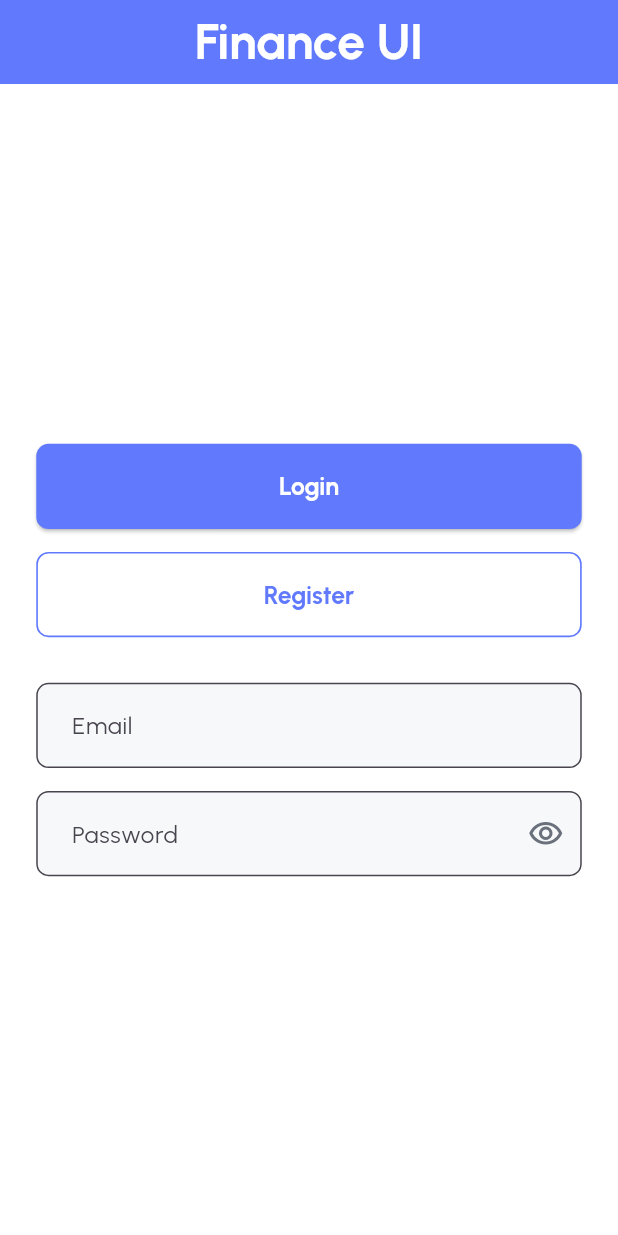
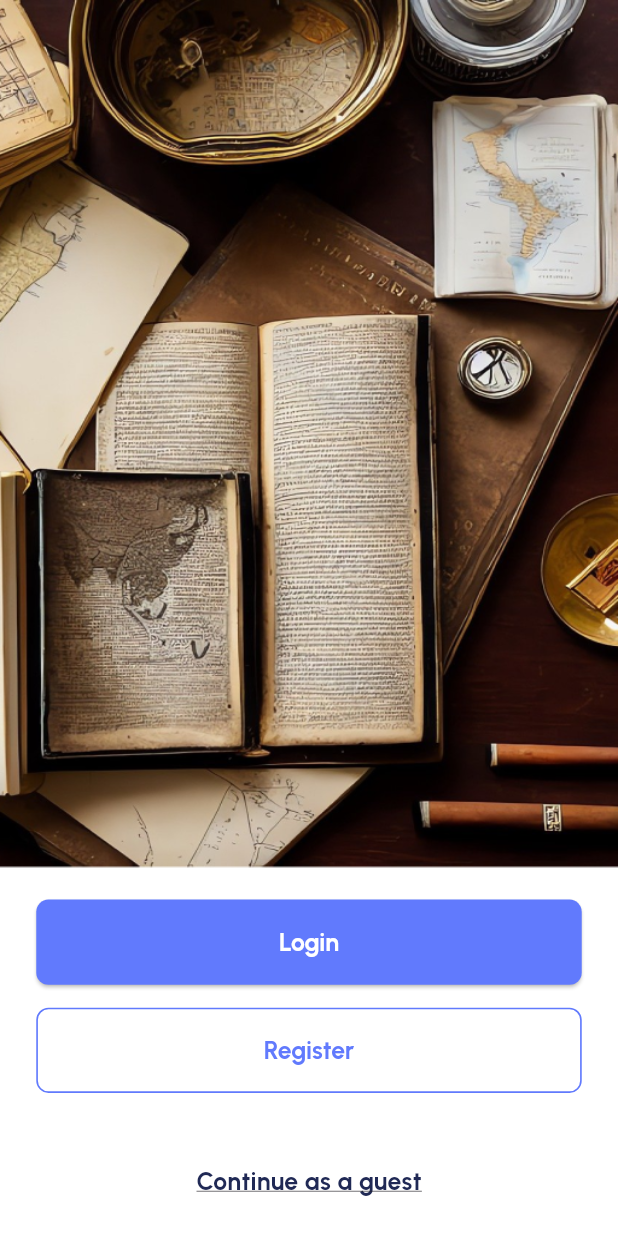
Before and after one commit to OmarAfifi-CSE/finance_app_ui, a Flutter app: the screen it shows after launch, on a phone screen of 412 x 824 dp. Run offline on Flutter 3.47's test engine with Material 3 defaults, Android fonts, the phone set to English and light mode, and no system bars; our stand-ins replace flutter_screenutil.

Commit message:
Create Onboarding Screen

```diff
--- /dev/null
+++ b/lib/core/features/screens/onboarding_screen.dart
@@ -0,0 +1,51 @@
+import 'package:finance_app_ui/core/widgets/primary_button_widget.dart';
+import 'package:finance_app_ui/core/widgets/primary_outlined_button_widget.dart';
+import 'package:flutter/material.dart';
+import 'package:flutter_screenutil/flutter_screenutil.dart';
+
+import '../../styling/app_assets.dart';
+import '../../styling/app_styles.dart';
+
+class OnboardingScreen extends StatelessWidget {
+  const OnboardingScreen({super.key});
+
+  @override
+  Widget build(BuildContext context) {
+    return Scaffold(
+      body: Center(
+        child: Column(
+          children: [
+            Image.asset(
+              AppAssets.onboardingImage,
+              width: 375.w,
+              height: 570.h,
+              fit: BoxFit.fill,
+            ),
+            SizedBox(height: 21.h),
+            PrimaryButtonWidget(buttonText: "Login", onPressed: () {}),
+            SizedBox(height: 15.h),
+            PrimaryOutlinedButtonWidget(
+              buttonText: "Register",
+              onPressed: () {},
+            ),
+            SizedBox(height: 46.h),
+            GestureDetector(
+              onTap: (){
+                // Handle guest login action
+              },
+              child: Text(
+                "Continue as a guest",
+                style: TextStyle(
+                  fontSize: 15.sp,
+                  fontWeight: FontWeight.w700,
+                  color: Color(0xff202955),
+                  decoration: TextDecoration.underline,
+                ),
+              ),
+            ),
+          ],
+        ),
+      ),
+    );
+  }
+}
--- /dev/null
+++ b/lib/core/styling/app_assets.dart
@@ -0,0 +1,5 @@
+
+class AppAssets {
+  static const String onboardingImage = 'assets/images/onboarding_image.png';
+
+}
--- a/lib/core/widgets/primary_button_widget.dart
+++ b/lib/core/widgets/primary_button_widget.dart
@@ -15,7 +15,7 @@ class PrimaryButtonWidget extends StatelessWidget {
 
   const PrimaryButtonWidget({
     super.key,
-    this.buttonText,
+    required this.buttonText,
     this.buttonColor,
     this.width,
     this.height,
--- a/lib/core/widgets/primary_outlined_button_widget.dart
+++ b/lib/core/widgets/primary_outlined_button_widget.dart
@@ -15,7 +15,7 @@ class PrimaryOutlinedButtonWidget extends StatelessWidget {
 
   const PrimaryOutlinedButtonWidget({
     super.key,
-    this.buttonText,
+    required this.buttonText,
     this.buttonColor,
     this.width,
     this.height,
--- a/lib/main.dart
+++ b/lib/main.dart
@@ -1,10 +1,9 @@
-import 'package:finance_app_ui/core/widgets/custom_text_field.dart';
 import 'package:flutter/material.dart';
 import 'package:flutter_screenutil/flutter_screenutil.dart';
 
+import 'core/features/screens/onboarding_screen.dart';
 import 'core/styling/app_themes.dart';
-import 'core/widgets/primary_outlined_button_widget.dart';
-import 'core/widgets/primary_button_widget.dart';
+
 
 void main() {
   runApp(const MyApp());
@@ -25,69 +24,7 @@ class MyApp extends StatelessWidget {
           home: child,
         );
       },
-      child: const MyHomePage(title: 'Finance UI'),
+      child: const OnboardingScreen(),
     );
   }
 }
-
-class MyHomePage extends StatefulWidget {
-  const MyHomePage({super.key, required this.title});
-
-  final String title;
-
-  @override
-  State<MyHomePage> createState() => _MyHomePageState();
-}
-
-class _MyHomePageState extends State<MyHomePage> {
-  bool isPassword = false;
-
-  @override
-  Widget build(BuildContext context) {
-    return Scaffold(
-      appBar: AppBar(
-        backgroundColor: Theme.of(context).primaryColor,
-        title: Center(
-          child: Text(
-            widget.title,
-            style: Theme.of(context).textTheme.titleLarge,
-          ),
-        ),
-      ),
-      body: Center(
-        child: Column(
-          mainAxisAlignment: MainAxisAlignment.center,
-          children: <Widget>[
-            PrimaryButtonWidget(buttonText: "Login", onPressed: () {}),
-            SizedBox(height: 15.h),
-            PrimaryOutlinedButtonWidget(
-              buttonText: "Register",
-              onPressed: () {},
-            ),
-            SizedBox(height: 30.h),
-            CustomTextField(label: "Email", hintText: "Enter your email"),
-            SizedBox(height: 15.h),
-            CustomTextField(
-              label: "Password",
-              hintText: "Enter your password",
-              suffixIcon: IconButton(
-                icon: Icon(
-                  isPassword
-                      ? Icons.visibility_off_outlined
-                      : Icons.visibility_outlined,
-                  color: Color(0xff6A707C),
-                ),
-                onPressed: () {
-                  setState(() {
-                    isPassword = !isPassword;
-                  });
-                },
-              ),
-              obscureText: isPassword,
-            ),
-          ],
-        ),
-      ),
-    );
-  }
-}
--- a/pubspec.yaml
+++ b/pubspec.yaml
@@ -59,9 +59,8 @@ flutter:
   uses-material-design: true
 
   # To add assets to your application, add an assets section, like this:
-  # assets:
-  #   - images/a_dot_burr.jpeg
-  #   - images/a_dot_ham.jpeg
+  assets:
+    - assets/images/
 
   # An image asset can refer to one or more resolution-specific "variants", see
   # https://flutter.dev/to/resolution-aware-images
```
Also changed, not shown: assets/images/onboarding_image.png (added).
